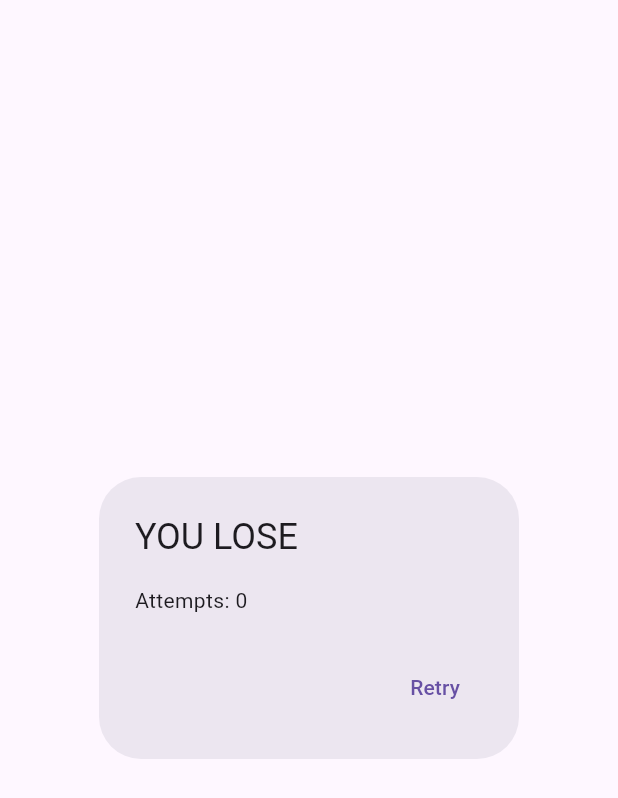
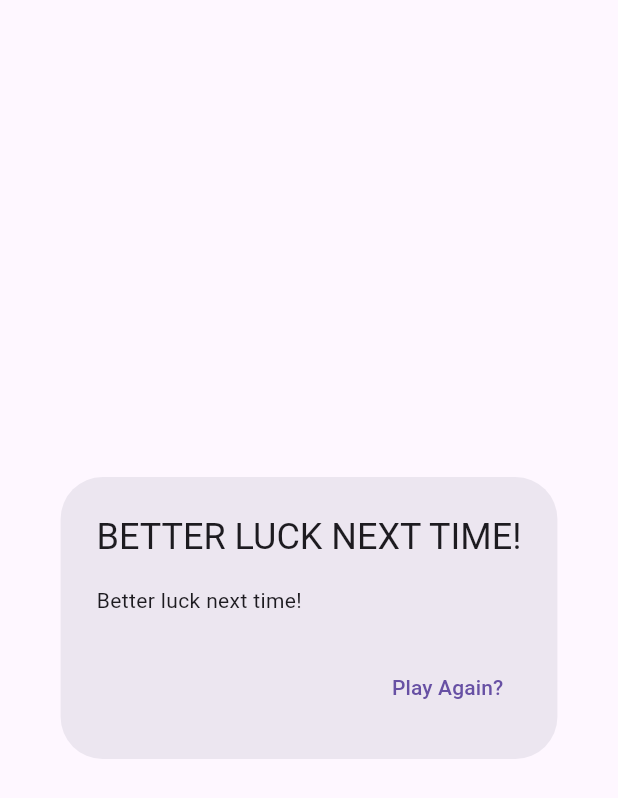
Before and after one commit to wennnn12/worldle_UAS_softdev, a Flutter app: the ResultDialog widget shown alone on an empty page, opened directly with empty values, on a phone screen of 412 x 824 dp. Shown: the top 798 px of the screen. Run offline on Flutter 3.47's test engine with Material 3 defaults, Android fonts, the phone set to English and light mode, and no system bars; our stand-ins replace cloud_firestore, firebase_auth, firebase_core; accounts and stored records are empty.

Commit message:
statistic temporary

```diff
--- a/lib/result_dialog.dart
+++ b/lib/result_dialog.dart
@@ -4,11 +4,15 @@ class ResultDialog extends StatelessWidget {
   final bool hasWon;
   final int attempts;
   final Future<void> Function() onRetry;
+  final Map<String, dynamic>? stats;
+  final bool isGuest;
 
   const ResultDialog({
     required this.hasWon,
     required this.attempts,
     required this.onRetry,
+    this.stats,
+    this.isGuest = true,
     Key? key,
   }) : super(key: key);
 
@@ -20,12 +24,38 @@ class ResultDialog extends StatelessWidget {
   @override
   Widget build(BuildContext context) {
     return AlertDialog(
-      title: Text(hasWon ? 'YOU WIN' : 'YOU LOSE'),
-      content: Text('Attempts: $attempts'),
+      title: Text(hasWon ? 'AMAZING!' : 'BETTER LUCK NEXT TIME!'),
+      content: isGuest
+         ? Text(hasWon ? 'Attempts: $attempts' : 'Better luck next time!')
+          : Column(
+              mainAxisSize: MainAxisSize.min,
+              children: [
+                Icon(hasWon ? Icons.thumb_up : Icons.thumb_down, size: 40, color: hasWon ? Colors.green : Colors.red),
+                SizedBox(height: 10),
+                Text(
+                  'STATISTICS',
+                  style: TextStyle(fontWeight: FontWeight.bold),
+                ),
+                SizedBox(height: 10),
+                stats != null
+                   ? Column(
+                        children: [
+                          Text('Match: ${stats!['matchesPlayed']}'),
+                          Text('Win %: ${(stats!['winPercentage']).toStringAsFixed(0)}'),
+                          Text('Streak: ${stats!['winStreak']}'),
+                          Text('Max Streak: ${stats!['highestWinStreak']}'),
+                        ],
+                      )
+                    : Text('No statistics available'),
+                SizedBox(height: 20),
+                Text('GUESSES'),
+                // Add guesses bar chart here if needed
+              ],
+            ),
       actions: [
         TextButton(
           onPressed: () => handleReset(context),
-          child: Text('Retry'),
+          child: Text('Play Again?'),
         ),
       ],
     );
```
Also changed, not shown: lib/gameEasy.dart (+89 -24 lines).
